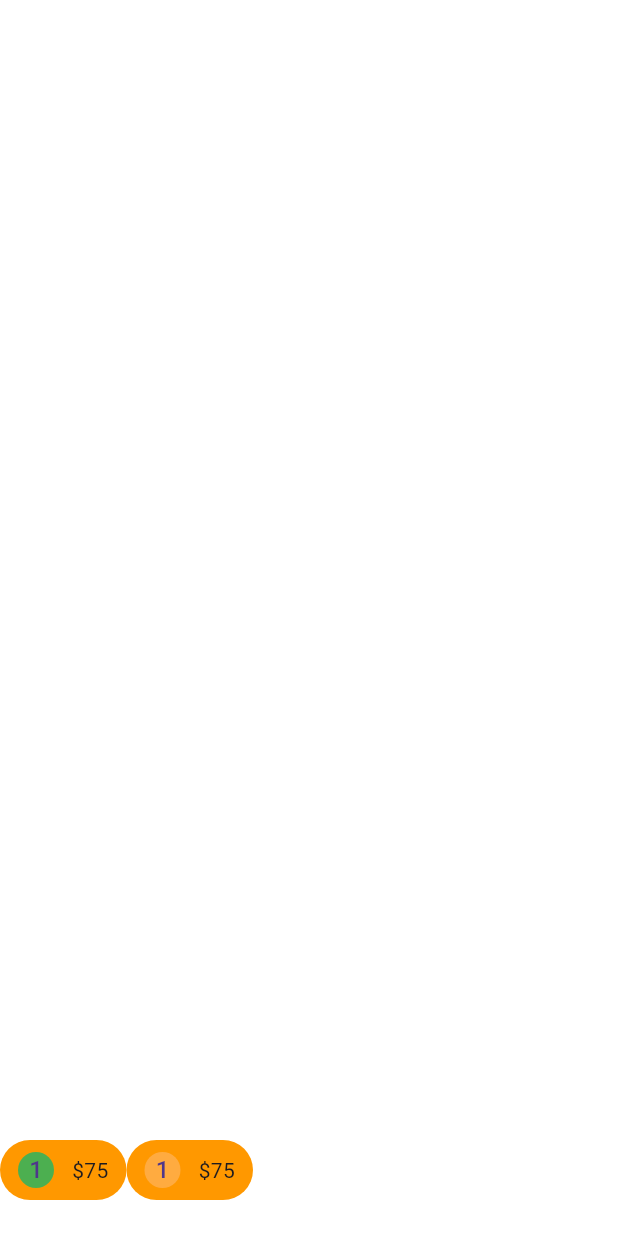
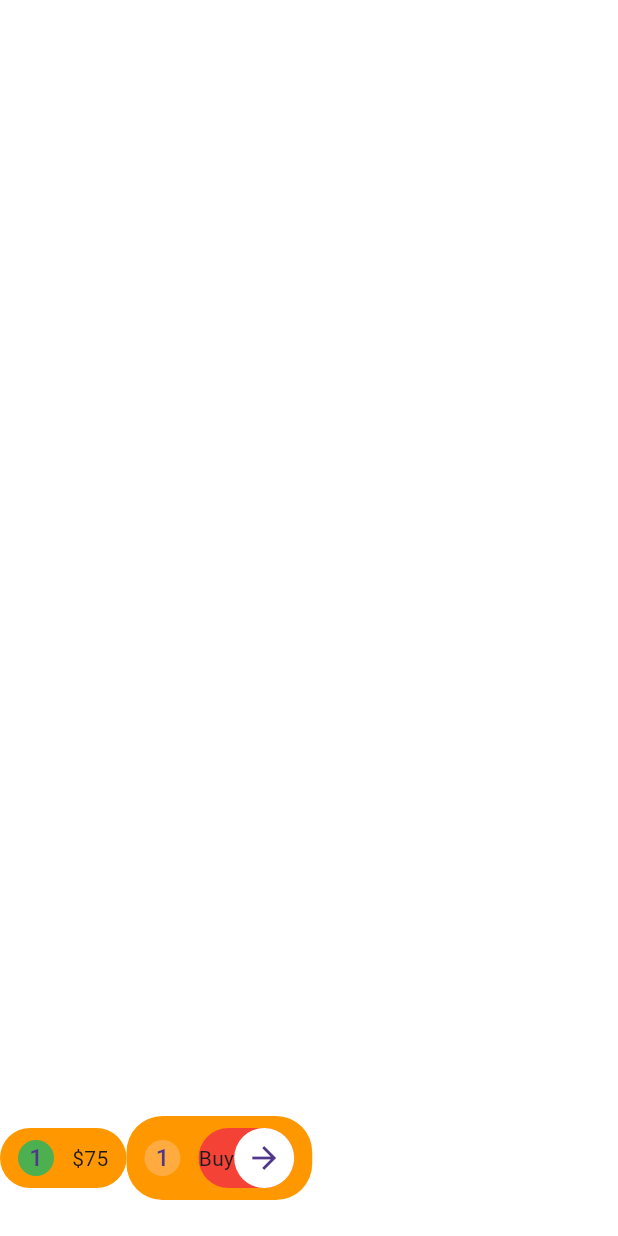
Before and after one commit to JAICHANGPARK/flutter_notebook_chapter_43, a Flutter app: the MarketplaceCartPage screen opened directly, on a phone screen of 412 x 824 dp. Run offline on Flutter 3.47's test engine with Material 3 defaults, Android fonts, the phone set to English and light mode, and no system bars; our stand-ins replace gap, hugeicons.

Commit message:
Update marketplace_cart_page.dart

```diff
--- a/lib/ep2168_marketplace_app/ui/marketplace_cart_page.dart
+++ b/lib/ep2168_marketplace_app/ui/marketplace_cart_page.dart
@@ -82,11 +82,25 @@ class _MarketplaceCartPageState extends State<MarketplaceCartPage> {
                       children: [
                         CircleAvatar(
                           radius: 12,
-                       backgroundColor: Colors.orangeAccent,
+                          backgroundColor: Colors.orangeAccent,
                           child: Text("1"),
                         ),
                         Gap(12),
-                        Text("\$75")
+                        Container(
+                          decoration: ShapeDecoration(
+                            shape: StadiumBorder(),
+                            color: Colors.red,
+                          ),
+                          child: Row(
+                            children: [
+                              Text("Buy"),
+                              CircleAvatar(
+                                backgroundColor: Colors.white,
+                                child: Icon(Icons.arrow_forward),
+                              )
+                            ],
+                          ),
+                        )
                       ],
                     ),
                   )
```
